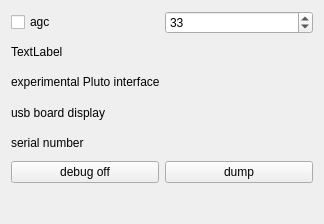
Qt form dab-maxi/qt-devices/pluto-handler/pluto-widget.ui (JvanKatwijk/qt-dab) before a commit.
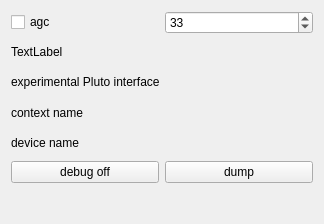
The same form after that commit.

Patch:
```diff
--- a/dab-maxi/qt-devices/pluto-handler/pluto-widget.ui
+++ b/dab-maxi/qt-devices/pluto-handler/pluto-widget.ui
@@ -58,14 +58,14 @@
    <item>
     <widget class="QLabel" name="usb_board_id_display">
      <property name="text">
-      <string>usb board display</string>
+      <string>context name</string>
      </property>
     </widget>
    </item>
    <item>
     <widget class="QLabel" name="serialNumber">
      <property name="text">
-      <string>serial number</string>
+      <string>device name</string>
      </property>
     </widget>
    </item>
```
Left out of the diff: 4 changed lines with no effect on the pictures.
